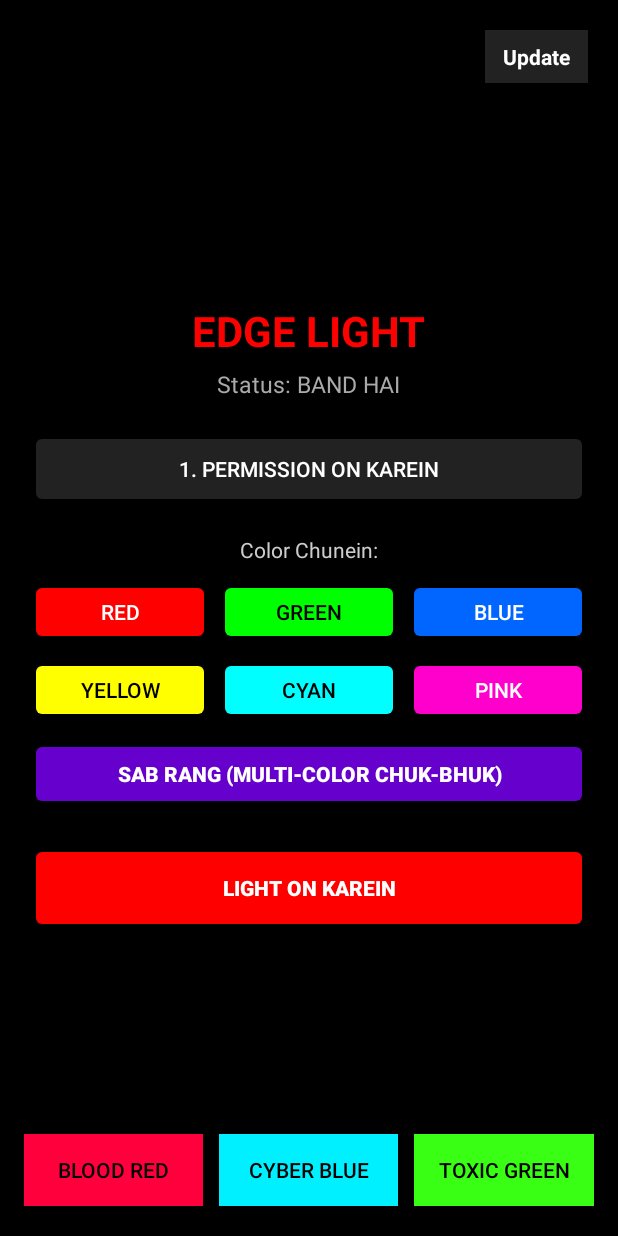
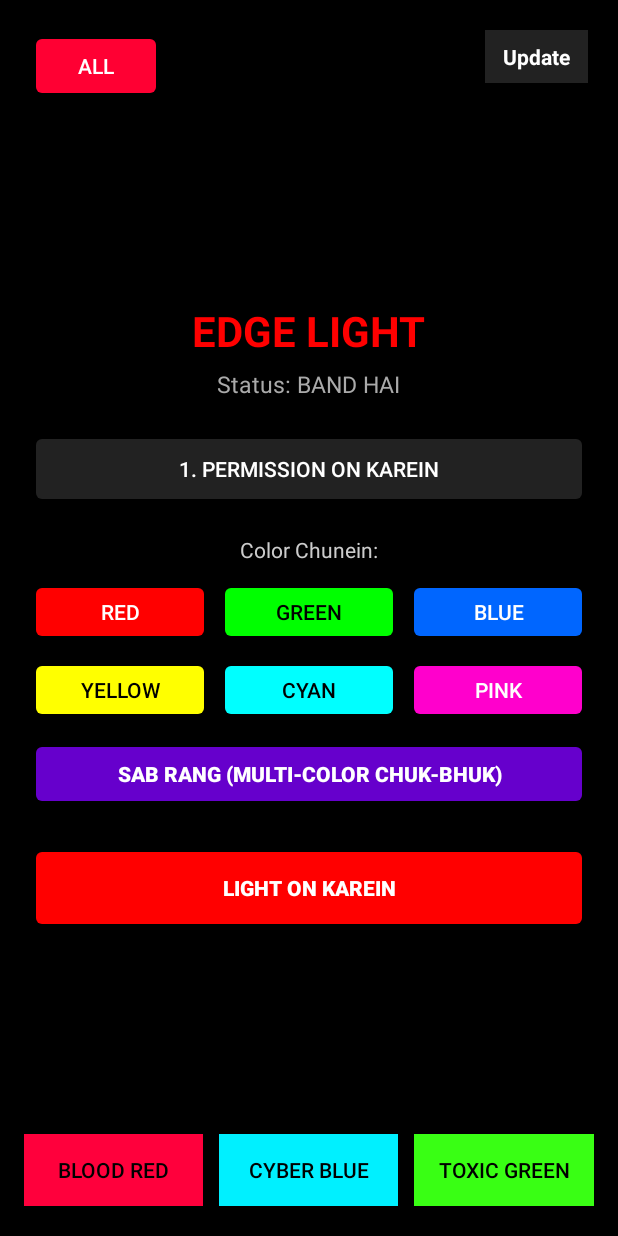
Before and after one commit to ak949230049554-dev/edgelight, an Android app: the screen it shows after launch (MainActivity), on a phone screen of 412 x 824 dp. Run offline under Robolectric (Android 15) with nearby library versions, the phone set to English and light mode, and no system bars.

Commit message:
Add 'All' effects button to activity_main.xml
Added a button for 'All' effects in the layout.

```diff
--- a/app/src/main/res/layout/activity_main.xml
+++ b/app/src/main/res/layout/activity_main.xml
@@ -4,7 +4,16 @@
     android:layout_height="match_parent"
     android:background="#000000"
     android:padding="20dp">
-
+<!-- Upar Left Side me All Button -->
+    <Button
+        android:id="@+id/btnAllEffects"
+        android:layout_width="wrap_content"
+        android:layout_height="wrap_content"
+        android:layout_alignParentTop="true"
+        android:layout_alignParentStart="true"
+        android:text="All"
+        android:backgroundTint="#FF0033"
+        android:textColor="#FFFFFF" />
     <!-- Upar Right Side me Update Button aur Laal Bindu -->
     <LinearLayout
         android:id="@+id/btnTopUpdate"
```
